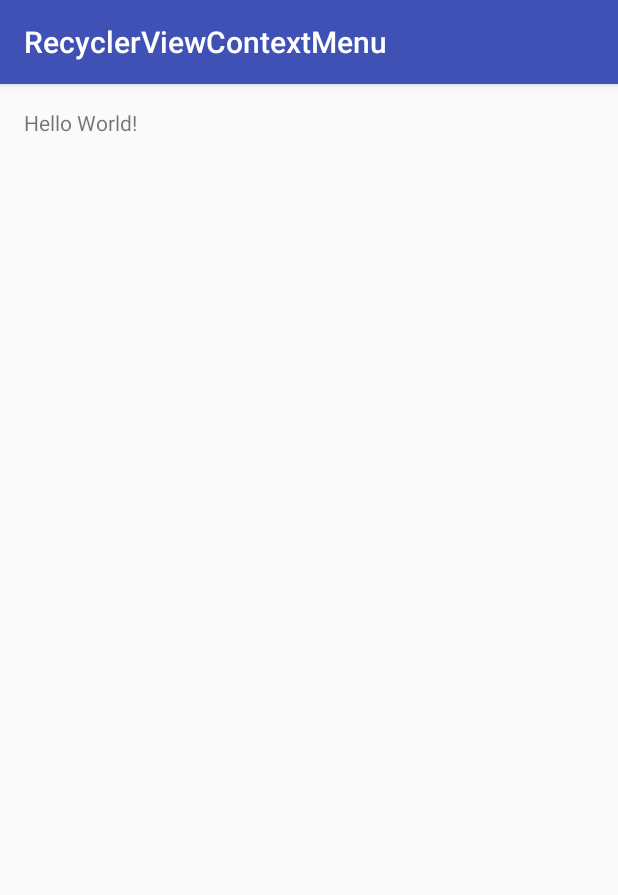
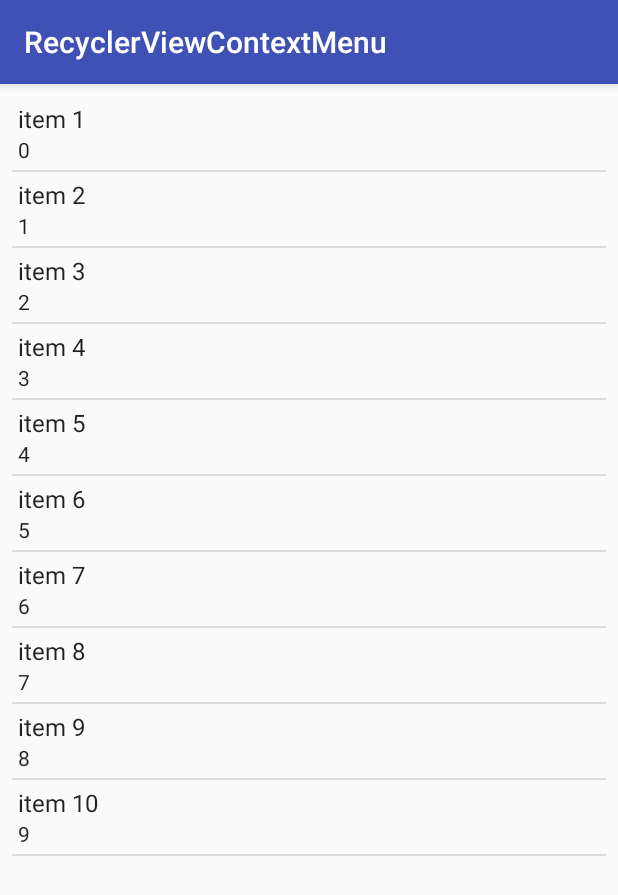
Before and after one commit to brianandroid/RecyclerViewContextMenu, an Android app: the screen it shows after launch (MainActivity), on a phone screen of 412 x 824 dp. Shown: the top 895 px of the screen. Run offline under Robolectric (Android 15) with nearby library versions, the phone set to English and light mode, and no system bars.

Commit message:
floating context menu with recyclerView

```diff
--- a/app/build.gradle
+++ b/app/build.gradle
@@ -20,7 +20,8 @@ android {
 }
 
 dependencies {
-    compile fileTree(dir: 'libs', include: ['*.jar'])
+    compile fileTree(include: ['*.jar'], dir: 'libs')
     testCompile 'junit:junit:4.12'
     compile 'com.android.support:appcompat-v7:23.2.1'
+    compile 'com.android.support:recyclerview-v7:23.2.1'
 }
--- /dev/null
+++ b/app/src/main/java/com/example/administrator/recyclerviewcontextmenu/DividerItemDecoration.java
@@ -0,0 +1,92 @@
+package com.example.administrator.recyclerviewcontextmenu;
+
+import android.content.Context;
+import android.content.res.TypedArray;
+import android.graphics.Canvas;
+import android.graphics.Rect;
+import android.graphics.drawable.Drawable;
+import android.support.v7.widget.LinearLayoutManager;
+import android.support.v7.widget.RecyclerView;
+import android.view.View;
+
+/**
+ * Created by USER on 3/24/2016.
+ */
+public class DividerItemDecoration extends RecyclerView.ItemDecoration {
+
+    private static final int[] ATTRS = new int[]{
+            android.R.attr.listDivider
+    };
+
+    public static final int HORIZONTAL_LIST = LinearLayoutManager.HORIZONTAL;
+
+    public static final int VERTICAL_LIST = LinearLayoutManager.VERTICAL;
+
+    private Drawable mDivider;
+
+    private int mOrientation;
+
+    public DividerItemDecoration(Context context, int orientation) {
+        final TypedArray a = context.obtainStyledAttributes(ATTRS);
+        mDivider = a.getDrawable(0);
+        a.recycle();
+        setOrientation(orientation);
+    }
+
+    public void setOrientation(int orientation) {
+        if (orientation != HORIZONTAL_LIST && orientation != VERTICAL_LIST) {
+            throw new IllegalArgumentException("invalid orientation");
+        }
+        mOrientation = orientation;
+    }
+
+    @Override
+    public void onDrawOver(Canvas c, RecyclerView parent, RecyclerView.State state) {
+        if (mOrientation == VERTICAL_LIST) {
+            drawVertical(c, parent);
+        } else {
+            drawHorizontal(c, parent);
+        }
+    }
+
+    public void drawVertical(Canvas c, RecyclerView parent) {
+        final int left = parent.getPaddingLeft();
+        final int right = parent.getWidth() - parent.getPaddingRight();
+
+        final int childCount = parent.getChildCount();
+        for (int i = 0; i < childCount; i++) {
+            final View child = parent.getChildAt(i);
+            final RecyclerView.LayoutParams params = (RecyclerView.LayoutParams) child
+                    .getLayoutParams();
+            final int top = child.getBottom() + params.bottomMargin;
+            final int bottom = top + mDivider.getIntrinsicHeight();
+            mDivider.setBounds(left, top, right, bottom);
+            mDivider.draw(c);
+        }
+    }
+
+    public void drawHorizontal(Canvas c, RecyclerView parent) {
+        final int top = parent.getPaddingTop();
+        final int bottom = parent.getHeight() - parent.getPaddingBottom();
+
+        final int childCount = parent.getChildCount();
+        for (int i = 0; i < childCount; i++) {
+            final View child = parent.getChildAt(i);
+            final RecyclerView.LayoutParams params = (RecyclerView.LayoutParams) child
+                    .getLayoutParams();
+            final int left = child.getRight() + params.rightMargin;
+            final int right = left + mDivider.getIntrinsicHeight();
+            mDivider.setBounds(left, top, right, bottom);
+            mDivider.draw(c);
+        }
+    }
+
+    @Override
+    public void getItemOffsets(Rect outRect, View view, RecyclerView parent, RecyclerView.State state) {
+        if (mOrientation == VERTICAL_LIST) {
+            outRect.set(0, 0, 0, mDivider.getIntrinsicHeight());
+        } else {
+            outRect.set(0, 0, mDivider.getIntrinsicWidth(), 0);
+        }
+    }
+}
--- a/app/src/main/java/com/example/administrator/recyclerviewcontextmenu/MainActivity.java
+++ b/app/src/main/java/com/example/administrator/recyclerviewcontextmenu/MainActivity.java
@@ -2,12 +2,52 @@ package com.example.administrator.recyclerviewcontextmenu;
 
 import android.support.v7.app.AppCompatActivity;
 import android.os.Bundle;
+import android.support.v7.widget.LinearLayoutManager;
+import android.support.v7.widget.RecyclerView;
+import android.view.MenuItem;
+import android.widget.Toast;
+
+import java.util.ArrayList;
+import java.util.List;
 
 public class MainActivity extends AppCompatActivity {
+
+    private StringAdapter mAdapter;
+    private List<String> mString;
+    private RecyclerView mRecyclerView;
 
     @Override
     protected void onCreate(Bundle savedInstanceState) {
         super.onCreate(savedInstanceState);
         setContentView(R.layout.activity_main);
+
+        // init views
+
+        mRecyclerView = (RecyclerView) findViewById(R.id.recyclerView);
+        mRecyclerView.setLayoutManager(new LinearLayoutManager(this));
+        mRecyclerView.setHasFixedSize(true);
+        mRecyclerView.addItemDecoration(new DividerItemDecoration(this, LinearLayoutManager.VERTICAL));
+        // init data sample
+        mString = new ArrayList<>();
+        for (int i = 1; i <= 10; i++) {
+            mString.add("item " + i);
+        }
+
+        mAdapter = new StringAdapter(this, mString);
+        mRecyclerView.setAdapter(mAdapter);
     }
+
+    @Override
+    public boolean onContextItemSelected(MenuItem item) {
+        switch (item.getItemId()) {
+            case R.id.action_edit:
+                Toast.makeText(MainActivity.this, "Edit", Toast.LENGTH_SHORT).show();
+                return true;
+            case R.id.action_remove:
+                Toast.makeText(MainActivity.this, "Remove", Toast.LENGTH_SHORT).show();
+                return true;
+        }
+        return super.onContextItemSelected(item);
+    }
+
 }
--- /dev/null
+++ b/app/src/main/java/com/example/administrator/recyclerviewcontextmenu/StringAdapter.java
@@ -0,0 +1,68 @@
+package com.example.administrator.recyclerviewcontextmenu;
+
+import android.content.Context;
+import android.support.v7.widget.RecyclerView;
+import android.view.ContextMenu;
+import android.view.LayoutInflater;
+import android.view.Menu;
+import android.view.View;
+import android.view.ViewGroup;
+import android.widget.TextView;
+
+import java.util.List;
+
+/**
+ * Created by Administrator on 08/04/2016.
+ */
+public class StringAdapter extends RecyclerView.Adapter<StringAdapter.StringViewHolder> {
+
+    private final Context mCtx;
+    private List<String> mString;
+
+    public StringAdapter(Context context, List<String> strings) {
+        this.mCtx = context;
+        this.mString = strings;
+    }
+
+    @Override
+    public StringViewHolder onCreateViewHolder(ViewGroup parent, int viewType) {
+        View root = LayoutInflater.from(mCtx).inflate(R.layout.item_layout, parent, false);
+        return new StringViewHolder(root);
+    }
+
+    @Override
+    public void onBindViewHolder(StringViewHolder holder, int position) {
+        final String data = mString.get(position);
+        holder.bind(data);
+    }
+
+    @Override
+    public int getItemCount() {
+        return mString.size();
+    }
+
+    public static class StringViewHolder extends RecyclerView.ViewHolder implements View.OnCreateContextMenuListener {
+
+        TextView title;
+        TextView subtitle;
+
+        public StringViewHolder(View view) {
+            super(view);
+            title = (TextView) view.findViewById(R.id.title);
+            subtitle = (TextView) view.findViewById(R.id.subtitle);
+        }
+
+        public void bind(final String message) {
+            title.setText(message);
+            subtitle.setText(String.valueOf(getAdapterPosition()));
+            this.itemView.setOnCreateContextMenuListener(this);
+        }
+
+        @Override
+        public void onCreateContextMenu(ContextMenu menu, View v, ContextMenu.ContextMenuInfo menuInfo) {
+            menu.setHeaderTitle("Select action...");
+            menu.add(Menu.NONE, R.id.action_edit, 0, "Edit");
+            menu.add(Menu.NONE, R.id.action_remove, 0, "Remove");
+        }
+    }
+}
--- a/app/src/main/res/layout/activity_main.xml
+++ b/app/src/main/res/layout/activity_main.xml
@@ -1,16 +1,12 @@
 <?xml version="1.0" encoding="utf-8"?>
-<RelativeLayout xmlns:android="http://schemas.android.com/apk/res/android"
-    xmlns:tools="http://schemas.android.com/tools"
+<LinearLayout xmlns:android="http://schemas.android.com/apk/res/android"
     android:layout_width="match_parent"
     android:layout_height="match_parent"
-    android:paddingBottom="@dimen/activity_vertical_margin"
-    android:paddingLeft="@dimen/activity_horizontal_margin"
-    android:paddingRight="@dimen/activity_horizontal_margin"
-    android:paddingTop="@dimen/activity_vertical_margin"
-    tools:context="com.example.administrator.recyclerviewcontextmenu.MainActivity">
+    android:orientation="vertical"
+    android:padding="8dp">
 
-    <TextView
-        android:layout_width="wrap_content"
-        android:layout_height="wrap_content"
-        android:text="Hello World!" />
-</RelativeLayout>
+    <android.support.v7.widget.RecyclerView
+        android:id="@+id/recyclerView"
+        android:layout_width="match_parent"
+        android:layout_height="match_parent" />
+</LinearLayout>
--- /dev/null
+++ b/app/src/main/res/layout/item_layout.xml
@@ -0,0 +1,21 @@
+<?xml version="1.0" encoding="utf-8"?>
+<LinearLayout xmlns:android="http://schemas.android.com/apk/res/android"
+    android:layout_width="match_parent"
+    android:layout_height="wrap_content"
+    android:orientation="vertical"
+    android:padding="4dp">
+
+    <TextView
+        android:id="@+id/title"
+        style="@style/TextAppearance.AppCompat.Subhead"
+        android:layout_width="wrap_content"
+        android:layout_height="wrap_content"
+        android:text="New Text" />
+
+    <TextView
+        android:id="@+id/subtitle"
+        style="@style/TextAppearance.AppCompat.Body1"
+        android:layout_width="wrap_content"
+        android:layout_height="wrap_content"
+        android:text="New Text" />
+</LinearLayout>
--- /dev/null
+++ b/app/src/main/res/menu/menu_context.xml
@@ -0,0 +1,16 @@
+<?xml version="1.0" encoding="utf-8"?>
+<menu xmlns:android="http://schemas.android.com/apk/res/android"
+    xmlns:app="http://schemas.android.com/apk/res-auto">
+
+    <item
+        android:id="@+id/action_edit"
+        android:icon="@drawable/ic_add_black_24dp"
+        android:title="Edit"
+        app:showAsAction="always" />
+
+    <item
+        android:id="@+id/action_remove"
+        android:icon="@drawable/ic_remove_black_24dp"
+        android:title="Remove"
+        app:showAsAction="always" />
+</menu>
```
Also changed, not shown: app/src/main/res/drawable-xhdpi/ic_add_black_24dp.png (added), app/src/main/res/drawable-xhdpi/ic_remove_black_24dp.png (added).
